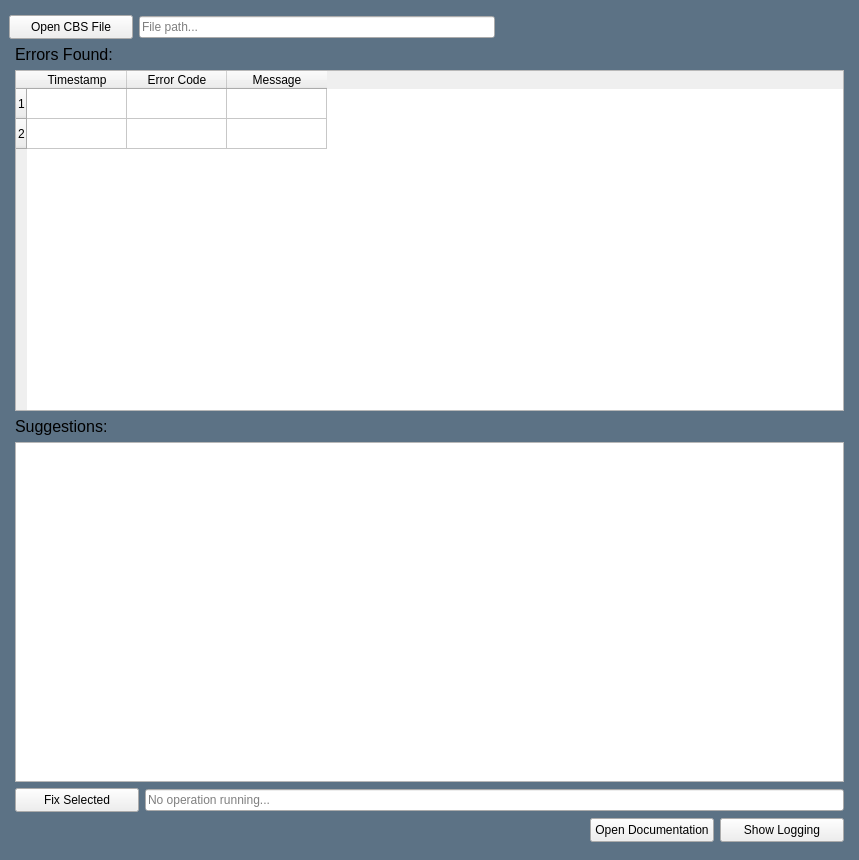
Before: the Qt Designer form main_cbs.ui in PyGinko/cbs_parser, drawn with Qt 5.
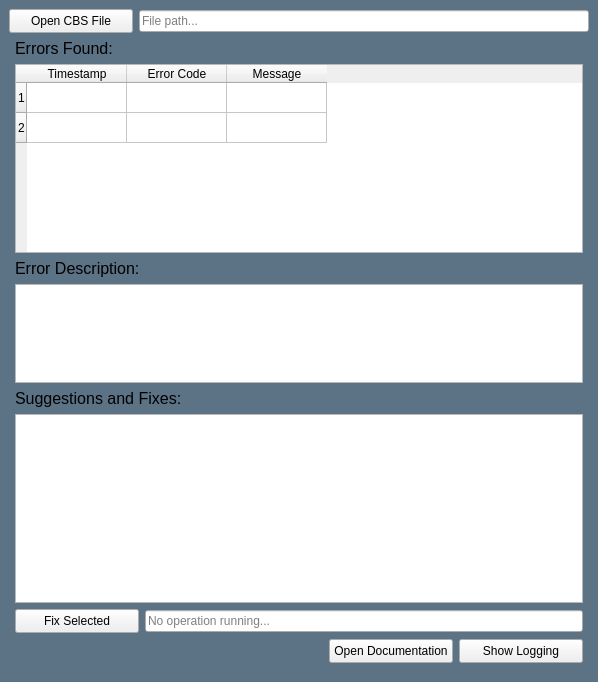
After: the same form once the commit is applied.

The edit to the form file:
```diff
--- a/main_cbs.ui
+++ b/main_cbs.ui
@@ -6,8 +6,8 @@
    <rect>
     <x>0</x>
     <y>0</y>
-    <width>859</width>
-    <height>860</height>
+    <width>598</width>
+    <height>682</height>
    </rect>
   </property>
   <property name="windowTitle">
@@ -54,7 +54,63 @@
        <property name="bottomMargin">
         <number>9</number>
        </property>
-       <item row="3" column="0">
+       <item row="0" column="0">
+        <widget class="QWidget" name="fileWidget" native="true">
+         <property name="minimumSize">
+          <size>
+           <width>0</width>
+           <height>24</height>
+          </size>
+         </property>
+         <layout class="QHBoxLayout" name="horizontalLayout_3">
+          <property name="leftMargin">
+           <number>0</number>
+          </property>
+          <property name="topMargin">
+           <number>0</number>
+          </property>
+          <property name="rightMargin">
+           <number>0</number>
+          </property>
+          <property name="bottomMargin">
+           <number>0</number>
+          </property>
+          <item>
+           <widget class="QPushButton" name="loadLogButton">
+            <property name="minimumSize">
+             <size>
+              <width>124</width>
+              <height>24</height>
+             </size>
+            </property>
+            <property name="maximumSize">
+             <size>
+              <width>124</width>
+              <height>24</height>
+             </size>
+            </property>
+            <property name="text">
+             <string>Open CBS File</string>
+            </property>
+           </widget>
+          </item>
+          <item>
+           <widget class="QLineEdit" name="pathLine">
+            <property name="text">
+             <string/>
+            </property>
+            <property name="readOnly">
+             <bool>true</bool>
+            </property>
+            <property name="placeholderText">
+             <string>File path...</string>
+            </property>
+           </widget>
+          </item>
+         </layout>
+        </widget>
+       </item>
+       <item row="2" column="0">
         <widget class="QWidget" name="contentWidget" native="true">
          <layout class="QVBoxLayout" name="verticalLayout">
           <property name="leftMargin">
@@ -80,6 +136,12 @@
           </item>
           <item>
            <widget class="QTableWidget" name="logTableWidget">
+            <property name="sizePolicy">
+             <sizepolicy hsizetype="Expanding" vsizetype="MinimumExpanding">
+              <horstretch>0</horstretch>
+              <verstretch>0</verstretch>
+             </sizepolicy>
+            </property>
             <row/>
             <row/>
             <column>
@@ -99,6 +161,34 @@
             </column>
            </widget>
           </item>
+          <item>
+           <widget class="QLabel" name="descriptionLabel">
+            <property name="font">
+             <font>
+              <pointsize>12</pointsize>
+             </font>
+            </property>
+            <property name="text">
+             <string>Error Description:</string>
+            </property>
+           </widget>
+          </item>
+          <item>
+           <widget class="QTextEdit" name="descriptionText">
+            <property name="sizePolicy">
+             <sizepolicy hsizetype="Expanding" vsizetype="Minimum">
+              <horstretch>0</horstretch>
+              <verstretch>0</verstretch>
+             </sizepolicy>
+            </property>
+            <property name="maximumSize">
+             <size>
+              <width>16777215</width>
+              <height>99</height>
+             </size>
+            </property>
+           </widget>
+          </item>
           <item>
            <widget class="QLabel" name="fixLabel">
             <property name="font">
@@ -107,12 +197,25 @@
              </font>
             </property>
             <property name="text">
-             <string>Suggestions:</string>
+             <string>Suggestions and Fixes:</string>
             </property>
            </widget>
           </item>
           <item>
-           <widget class="QTextEdit" name="fixText"/>
+           <widget class="QTextEdit" name="fixText">
+            <property name="sizePolicy">
+             <sizepolicy hsizetype="Expanding" vsizetype="Minimum">
+              <horstretch>0</horstretch>
+              <verstretch>0</verstretch>
+             </sizepolicy>
+            </property>
+            <property name="maximumSize">
+             <size>
+              <width>16777215</width>
+              <height>198</height>
+             </size>
+            </property>
+           </widget>
           </item>
           <item>
            <widget class="QWidget" name="widget" native="true">
@@ -263,102 +366,6 @@
          </layout>
         </widget>
        </item>
-       <item row="0" column="0">
-        <widget class="QWidget" name="headerWidget" native="true">
-         <property name="maximumSize">
-          <size>
-           <width>16777215</width>
-           <height>26</height>
-          </size>
-         </property>
-         <property name="styleSheet">
-          <string notr="true">background-color: rgba(0, 0, 0, 0);</string>
-         </property>
-         <layout class="QGridLayout" name="gridLayout_4">
-          <property name="leftMargin">
-           <number>0</number>
-          </property>
-          <property name="topMargin">
-           <number>0</number>
-          </property>
-          <property name="rightMargin">
-           <number>0</number>
-          </property>
-          <property name="bottomMargin">
-           <number>0</number>
-          </property>
-         </layout>
-        </widget>
-       </item>
-       <item row="1" column="0">
-        <widget class="QWidget" name="widget_3" native="true">
-         <property name="minimumSize">
-          <size>
-           <width>0</width>
-           <height>24</height>
-          </size>
-         </property>
-         <layout class="QHBoxLayout" name="horizontalLayout_3">
-          <property name="leftMargin">
-           <number>0</number>
-          </property>
-          <property name="topMargin">
-           <number>0</number>
-          </property>
-          <property name="rightMargin">
-           <number>0</number>
-          </property>
-          <property name="bottomMargin">
-           <number>0</number>
-          </property>
-          <item>
-           <widget class="QPushButton" name="loadLogButton">
-            <property name="minimumSize">
-             <size>
-              <width>124</width>
-              <height>24</height>
-             </size>
-            </property>
-            <property name="maximumSize">
-             <size>
-              <width>124</width>
-              <height>24</height>
-             </size>
-            </property>
-            <property name="text">
-             <string>Open CBS File</string>
-            </property>
-           </widget>
-          </item>
-          <item>
-           <widget class="QLineEdit" name="pathLine">
-            <property name="text">
-             <string/>
-            </property>
-            <property name="readOnly">
-             <bool>true</bool>
-            </property>
-            <property name="placeholderText">
-             <string>File path...</string>
-            </property>
-           </widget>
-          </item>
-          <item>
-           <spacer name="horizontalSpacer_3">
-            <property name="orientation">
-             <enum>Qt::Orientation::Horizontal</enum>
-            </property>
-            <property name="sizeHint" stdset="0">
-             <size>
-              <width>40</width>
-              <height>20</height>
-             </size>
-            </property>
-           </spacer>
-          </item>
-         </layout>
-        </widget>
-       </item>
       </layout>
      </widget>
     </item>
```
Left out of the diff: 8 changed lines with no effect on the pictures.
